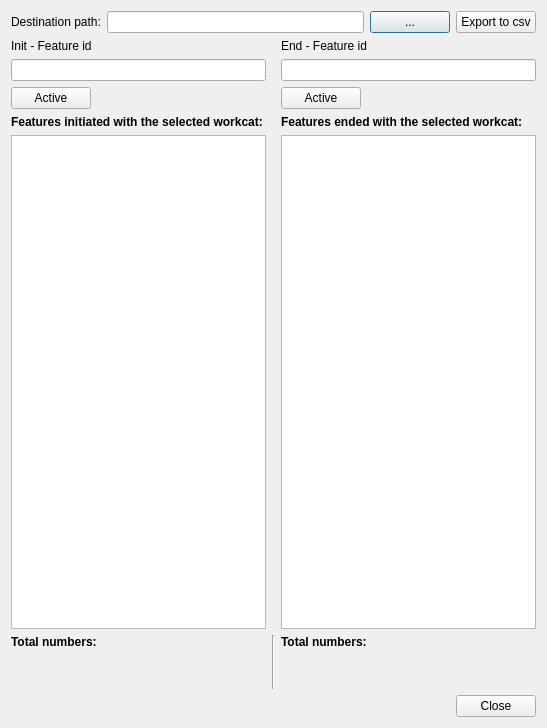
Old version of the form ui/search_workcat.ui in the repository Giswater/giswater_qgis_plugin.
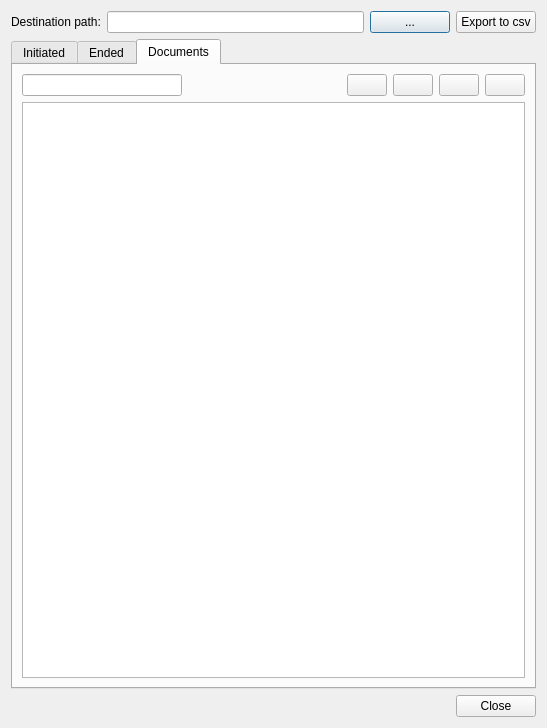
New version of the form. The open tabs and pages were chosen to show the change. Icons and pictures are not drawn.

Commit message: bug fix (get correct ui)

Patch:
```diff
--- a/ui/search_workcat.ui
+++ b/ui/search_workcat.ui
@@ -49,40 +49,15 @@
     </layout>
    </item>
    <item>
-    <layout class="QGridLayout" name="gridLayout">
-     <property name="topMargin">
+    <widget class="QTabWidget" name="tabWidget">
+     <property name="currentIndex">
       <number>0</number>
      </property>
-     <item row="2" column="2">
-      <layout class="QGridLayout" name="gridLayout_3">
-       <item row="0" column="0">
-        <widget class="QPushButton" name="btn_state0">
-         <property name="maximumSize">
-          <size>
-           <width>100000</width>
-           <height>16777215</height>
-          </size>
-         </property>
-         <property name="text">
-          <string>Active</string>
-         </property>
-        </widget>
-       </item>
-       <item row="0" column="1">
-        <spacer name="horizontalSpacer_3">
-         <property name="orientation">
-          <enum>Qt::Horizontal</enum>
-         </property>
-         <property name="sizeHint" stdset="0">
-          <size>
-           <width>40</width>
-           <height>20</height>
-          </size>
-         </property>
-        </spacer>
-       </item>
-      </layout>
-     </item>
+     <widget class="QWidget" name="tab_init">
+      <attribute name="title">
+       <string>Initiated</string>
+      </attribute>
+      <layout class="QGridLayout" name="gridLayout_4">
      <item row="2" column="0">
       <layout class="QGridLayout" name="gridLayout_2">
        <item row="0" column="1">
@@ -113,8 +88,11 @@
        </item>
       </layout>
      </item>
-     <item row="4" column="2">
-      <widget class="QTableView" name="tbl_psm_end">
+       <item row="1" column="0">
+        <widget class="QLineEdit" name="txt_name"/>
+       </item>
+       <item row="4" column="0">
+        <widget class="QTableView" name="tbl_psm">
        <property name="sortingEnabled">
         <bool>true</bool>
        </property>
@@ -129,11 +107,18 @@
         </font>
        </property>
        <property name="text">
-        <string>Features initiated with the selected workcat:</string>
+          <string>Features initiated with the selected workcat</string>
        </property>
       </widget>
      </item>
-     <item row="7" column="0">
+       <item row="0" column="0">
+        <widget class="QLabel" name="lbl_init">
+         <property name="text">
+          <string>Init - Feature_id</string>
+         </property>
+        </widget>
+       </item>
+       <item row="5" column="0">
       <layout class="QGridLayout" name="gridLayout_7">
        <item row="0" column="0">
         <widget class="QLabel" name="lbl_total1">
@@ -186,10 +171,74 @@
        </item>
       </layout>
      </item>
+      </layout>
+     </widget>
+     <widget class="QWidget" name="tab_ended">
+      <attribute name="title">
+       <string>Ended</string>
+      </attribute>
+      <layout class="QGridLayout" name="gridLayout_5">
+       <item row="3" column="0">
+        <widget class="QLabel" name="lbl_feat_end">
+         <property name="font">
+          <font>
+           <weight>75</weight>
+           <bold>true</bold>
+          </font>
+         </property>
+         <property name="text">
+          <string>Features ended with the selected workcat</string>
+         </property>
+        </widget>
+       </item>
+       <item row="4" column="0">
+        <widget class="QTableView" name="tbl_psm_end">
+         <property name="sortingEnabled">
+          <bool>true</bool>
+         </property>
+        </widget>
+       </item>
+       <item row="0" column="0">
+        <widget class="QLabel" name="lbl_end">
+         <property name="text">
+          <string>End - Feature_id</string>
+         </property>
+        </widget>
+       </item>
+       <item row="2" column="0">
+        <layout class="QGridLayout" name="gridLayout_3">
+         <item row="0" column="0">
+          <widget class="QPushButton" name="btn_state0">
+           <property name="maximumSize">
+            <size>
+             <width>100000</width>
+             <height>16777215</height>
+            </size>
+           </property>
+           <property name="text">
+            <string>Active</string>
+           </property>
+          </widget>
+         </item>
+         <item row="0" column="1">
+          <spacer name="horizontalSpacer_3">
+           <property name="orientation">
+            <enum>Qt::Horizontal</enum>
+           </property>
+           <property name="sizeHint" stdset="0">
+            <size>
+             <width>40</width>
+             <height>20</height>
+            </size>
+           </property>
+          </spacer>
+         </item>
+        </layout>
+       </item>
      <item row="1" column="0">
-      <widget class="QLineEdit" name="txt_name"/>
-     </item>
-     <item row="7" column="2">
+        <widget class="QLineEdit" name="txt_name_end"/>
+       </item>
+       <item row="5" column="0">
       <layout class="QGridLayout" name="gridLayout_8">
        <item row="1" column="1">
         <widget class="QLabel" name="lbl_total_connec_end">
@@ -242,51 +291,84 @@
        </item>
       </layout>
      </item>
+      </layout>
+     </widget>
+     <widget class="QWidget" name="tab_doc">
+      <attribute name="title">
+       <string>Documents</string>
+      </attribute>
+      <layout class="QGridLayout" name="gridLayout">
      <item row="0" column="0">
-      <widget class="QLabel" name="lbl_init">
-       <property name="text">
-        <string>Init - Feature id</string>
-       </property>
-      </widget>
-     </item>
-     <item row="3" column="2">
-      <widget class="QLabel" name="lbl_feat_end">
-       <property name="font">
-        <font>
-         <weight>75</weight>
-         <bold>true</bold>
-        </font>
-       </property>
-       <property name="text">
-        <string>Features ended with the selected workcat:</string>
-       </property>
-      </widget>
-     </item>
-     <item row="7" column="1">
-      <widget class="Line" name="line">
+        <layout class="QHBoxLayout" name="horizontalLayout_14">
+         <item>
+          <widget class="QLineEdit" name="doc_id"/>
+         </item>
+         <item>
+          <spacer name="horizontalSpacer_19">
        <property name="orientation">
-        <enum>Qt::Vertical</enum>
-       </property>
-      </widget>
-     </item>
-     <item row="1" column="2">
-      <widget class="QLineEdit" name="txt_name_end"/>
-     </item>
-     <item row="4" column="0">
-      <widget class="QTableView" name="tbl_psm">
+            <enum>Qt::Horizontal</enum>
+           </property>
+           <property name="sizeHint" stdset="0">
+            <size>
+             <width>40</width>
+             <height>20</height>
+            </size>
+           </property>
+          </spacer>
+         </item>
+         <item>
+          <widget class="QPushButton" name="btn_doc_insert">
+           <property name="text">
+            <string/>
+           </property>
+           <property name="icon">
+            <iconset>
+             <normaloff>../icons/111b.png</normaloff>../icons/111b.png</iconset>
+           </property>
+          </widget>
+         </item>
+         <item>
+          <widget class="QPushButton" name="btn_doc_delete">
+           <property name="icon">
+            <iconset>
+             <normaloff>../icons/112b.png</normaloff>../icons/112b.png</iconset>
+           </property>
+          </widget>
+         </item>
+         <item>
+          <widget class="QPushButton" name="btn_doc_new">
+           <property name="text">
+            <string/>
+           </property>
+           <property name="icon">
+            <iconset>
+             <normaloff>../icons/34.png</normaloff>../icons/34.png</iconset>
+           </property>
+          </widget>
+         </item>
+         <item>
+          <widget class="QPushButton" name="btn_open_doc">
+           <property name="text">
+            <string/>
+           </property>
+           <property name="icon">
+            <iconset>
+             <normaloff>../icons/170b.png</normaloff>../icons/170b.png</iconset>
+           </property>
+          </widget>
+         </item>
+        </layout>
+       </item>
+       <item row="1" column="0">
+        <widget class="QTableView" name="tbl_document">
        <property name="sortingEnabled">
         <bool>true</bool>
        </property>
       </widget>
      </item>
-     <item row="0" column="2">
-      <widget class="QLabel" name="lbl_end">
-       <property name="text">
-        <string>End - Feature id</string>
-       </property>
-      </widget>
-     </item>
-    </layout>
+      </layout>
+     </widget>
+    </widget>
    </item>
    <item>
     <layout class="QHBoxLayout" name="horizontalLayout_2">
```
Left out of the diff: 4 changed lines with no effect on the pictures. Lines whose indentation alone changed are shown as unchanged. The commit also changes 1 other file.
